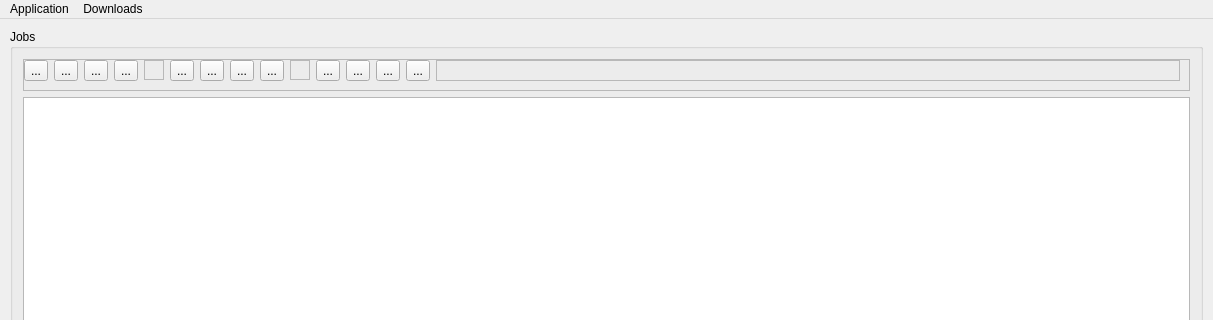
endre-git/aoget, file aoget/qt/main_window.ui: the form before one commit; both pictures show x 0 to 1213 and y 0 to 320 of the 1213 by 871 pixel window.
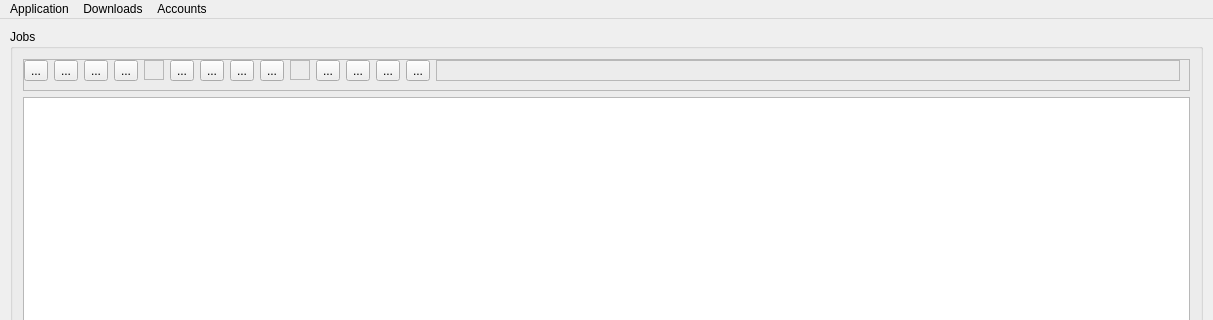
The form after the commit. Icons and pictures are not drawn.

```diff
--- a/aoget/qt/main_window.ui
+++ b/aoget/qt/main_window.ui
@@ -787,8 +787,15 @@
     <addaction name="separator"/>
     <addaction name="menuSet_global_bandwidth_limit"/>
    </widget>
+   <widget class="QMenu" name="menuAccounts">
+    <property name="title">
+     <string>Accounts</string>
+    </property>
+    <addaction name="actionAccount_login"/>
+   </widget>
    <addaction name="menuApplication"/>
    <addaction name="menuJobs"/>
+   <addaction name="menuAccounts"/>
   </widget>
   <widget class="QStatusBar" name="statusbar"/>
   <action name="actionSettings">
```
Left out of the diff: 5 changed lines with no effect on the pictures.
